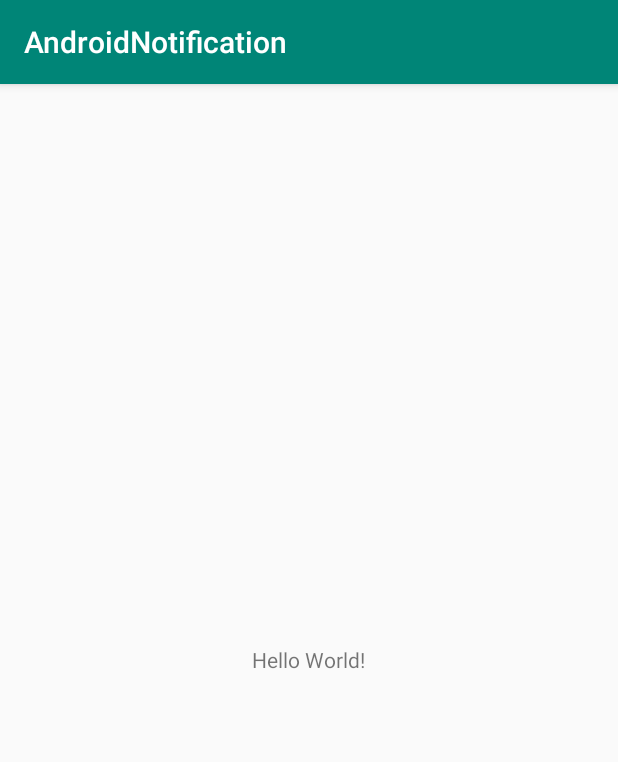
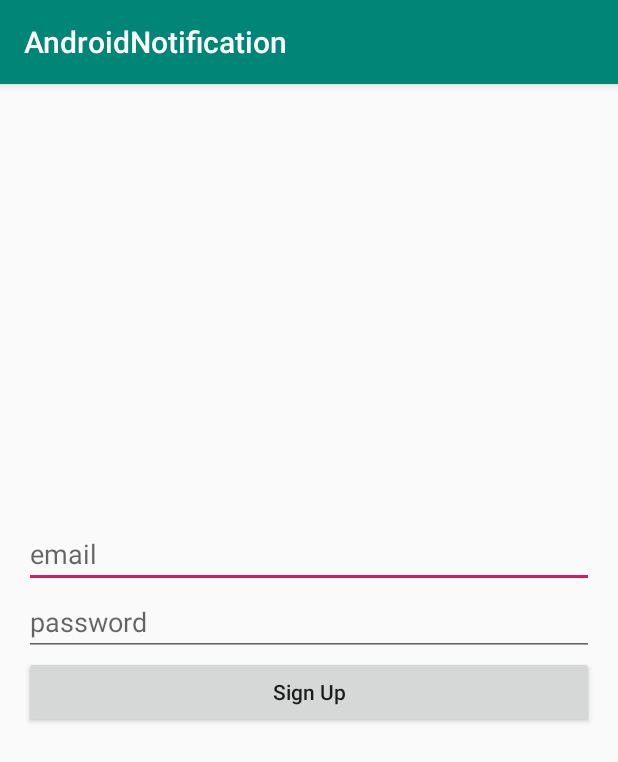
Before and after one commit to MkItSimple/AndroidNotification, an Android app: the screen it shows after launch (MainActivity), on a phone screen of 412 x 824 dp. Shown: the top 762 px of the screen. Run offline under Robolectric (Android 15) with nearby library versions, the phone set to English and light mode, and no system bars; our stand-ins replace Firebase (no records; nobody signed in at launch, a user with empty details on screens opened directly); 1 statement that could not run was skipped.

```diff
--- a/app/build.gradle
+++ b/app/build.gradle
@@ -22,13 +22,14 @@ android {
 
 dependencies {
     def firebase_messaging_version = '17.3.4'
-    //def firebase_auth_version = '16.0.4'
+    def firebase_auth_version = '16.0.5'
     //def firebase_database_version = '16.0.3'
 
     implementation fileTree(dir: 'libs', include: ['*.jar'])
     implementation 'androidx.appcompat:appcompat:1.1.0'
     implementation 'androidx.constraintlayout:constraintlayout:1.1.3'
     implementation "com.google.firebase:firebase-messaging:$firebase_messaging_version"
+    implementation "com.google.firebase:firebase-auth:$firebase_auth_version"
     testImplementation 'junit:junit:4.12'
     androidTestImplementation 'androidx.test.ext:junit:1.1.1'
     androidTestImplementation 'androidx.test.espresso:espresso-core:3.2.0'
--- a/app/src/main/AndroidManifest.xml
+++ b/app/src/main/AndroidManifest.xml
@@ -2,7 +2,6 @@
 <manifest xmlns:android="http://schemas.android.com/apk/res/android"
     xmlns:tools="http://schemas.android.com/tools"
     package="com.example.androidnotification">
-    <!-- Simplified Coding -->
 
     <application
         android:allowBackup="true"
@@ -12,6 +11,7 @@
         android:supportsRtl="true"
         android:theme="@style/AppTheme"
         tools:ignore="AllowBackup,GoogleAppIndexingWarning">
+        <activity android:name=".ProfileActivity"></activity>
         <activity android:name=".MainActivity">
             <intent-filter>
                 <action android:name="android.intent.action.MAIN" />
--- a/app/src/main/java/com/example/androidnotification/MainActivity.java
+++ b/app/src/main/java/com/example/androidnotification/MainActivity.java
@@ -7,13 +7,20 @@ import androidx.core.app.NotificationManagerCompat;
 
 import android.app.NotificationChannel;
 import android.app.NotificationManager;
+import android.content.Intent;
 import android.os.Build;
 import android.os.Bundle;
 import android.view.View;
+import android.widget.EditText;
+import android.widget.ProgressBar;
 import android.widget.TextView;
+import android.widget.Toast;
 
 import com.google.android.gms.tasks.OnCompleteListener;
 import com.google.android.gms.tasks.Task;
+import com.google.firebase.auth.AuthResult;
+import com.google.firebase.auth.FirebaseAuth;
+import com.google.firebase.auth.FirebaseAuthUserCollisionException;
 import com.google.firebase.iid.FirebaseInstanceId;
 import com.google.firebase.iid.InstanceIdResult;
 
@@ -27,12 +34,17 @@ public class MainActivity extends AppCompatActivity {
     private static final String CHANNEL_NAME = "Simplified Coding";
     private static final String CHANNEL_DESC = "Simplified Coding Notifications";
 
-    private TextView textView;
+    private EditText editTextEmail, editTextPassword;
+    private ProgressBar progressBar;
+
+    private FirebaseAuth mAuth;
 
     @Override
     protected void onCreate(Bundle savedInstanceState) {
         super.onCreate(savedInstanceState);
         setContentView(R.layout.activity_main);
+
+        mAuth = FirebaseAuth.getInstance();
 
         // if greater than or = to android Orio or android  8
         if (Build.VERSION.SDK_INT >= Build.VERSION_CODES.O){
@@ -42,7 +54,17 @@ public class MainActivity extends AppCompatActivity {
             manager.createNotificationChannel(channel);
         }
 
-        textView = findViewById(R.id.textViewToken);
+        progressBar = findViewById(R.id.progressbar);
+        progressBar.setVisibility(View.INVISIBLE);
+        editTextEmail = findViewById(R.id.editTextEmail);
+        editTextPassword = findViewById(R.id.editTextPassword);
+
+        findViewById(R.id.buttonSignUp).setOnClickListener(new View.OnClickListener() {
+            @Override
+            public void onClick(View v) {
+                createUser();
+            }
+        });
 
         FirebaseInstanceId.getInstance().getInstanceId()
                 .addOnCompleteListener(new OnCompleteListener<InstanceIdResult>() {
@@ -50,9 +72,74 @@ public class MainActivity extends AppCompatActivity {
                     public void onComplete(@NonNull Task<InstanceIdResult> task) {
                         if (task.isSuccessful()){
                             String token = task.getResult().getToken();
-                            textView.setText("Token: " + token);
                         }else{
-                            textView.setText(task.getException().getMessage());
+
+                        }
+                    }
+                });
+    }
+
+    private void createUser() {
+        final String email = editTextEmail.getText().toString().trim();
+        final String password = editTextEmail.getText().toString().trim();
+
+        if (email.isEmpty()) {
+            editTextEmail.setError("Email required");
+            editTextEmail.requestFocus();
+            return;
+        }
+
+        if (password.isEmpty()) {
+            editTextPassword.setError("Password required");
+            editTextPassword.requestFocus();
+            return;
+        }
+
+        if (password.length() < 6) {
+            editTextPassword.setError("Password should be atleast 6 char long");
+            editTextPassword.requestFocus();
+            return;
+        }
+
+        progressBar.setVisibility(View.VISIBLE);
+        mAuth.createUserWithEmailAndPassword(email, password)
+                .addOnCompleteListener(new OnCompleteListener<AuthResult>() {
+                    @Override
+                    public void onComplete(@NonNull Task<AuthResult> task) {
+
+                        if (task.isSuccessful()) {
+                            startProfileActivity();
+                        } else {
+                            // if already exist in database then login the user
+                            if (task.getException() instanceof FirebaseAuthUserCollisionException) {
+                                userLogin(email, password);
+                            } else {
+                                progressBar.setVisibility(View.INVISIBLE);
+                                Toast.makeText(MainActivity.this, task.getException().getMessage(), Toast.LENGTH_LONG).show();
+                            }
+                        }
+
+                    }
+                });
+    }
+
+    private void startProfileActivity() {
+        Intent intent = new Intent(this, ProfileActivity.class);
+        intent.addFlags(Intent.FLAG_ACTIVITY_NEW_TASK | Intent.FLAG_ACTIVITY_CLEAR_TASK);
+        startActivity(intent);
+    }
+
+    private void userLogin(String email, String password) {
+
+        mAuth.signInWithEmailAndPassword(email, password)
+                .addOnCompleteListener(new OnCompleteListener<AuthResult>() {
+                    @Override
+                    public void onComplete(@NonNull Task<AuthResult> task) {
+                        if (task.isSuccessful()) {
+                            startProfileActivity();
+                        } else {
+                            progressBar.setVisibility(View.INVISIBLE);
+                            Toast.makeText(MainActivity.this, task.getException().getMessage(), Toast.LENGTH_LONG).show();
                         }
                     }
                 });
--- a/app/src/main/res/layout/activity_main.xml
+++ b/app/src/main/res/layout/activity_main.xml
@@ -5,12 +5,42 @@
     android:layout_height="match_parent"
     tools:context=".MainActivity">
 
-    <TextView
-        android:id="@+id/textViewToken"
-        android:textAllCaps="false"
-        android:layout_width="wrap_content"
+    <LinearLayout
+        android:layout_width="match_parent"
         android:layout_height="wrap_content"
-        android:text="Hello World!"
-        android:layout_centerInParent="true" />
+        android:layout_centerInParent="true"
+        android:orientation="vertical"
+        android:padding="16dp">
+
+        <EditText
+            android:id="@+id/editTextEmail"
+            android:layout_width="match_parent"
+            android:layout_height="wrap_content"
+            android:hint="email"
+            android:inputType="textEmailAddress" />
+
+
+        <EditText
+            android:id="@+id/editTextPassword"
+            android:layout_width="match_parent"
+            android:layout_height="wrap_content"
+            android:hint="password"
+            android:inputType="textPassword" />
+
+        <Button
+            android:id="@+id/buttonSignUp"
+            android:layout_width="match_parent"
+            android:layout_height="wrap_content"
+            android:text="Sign Up"
+            android:textAllCaps="false" />
+
+        <ProgressBar
+
+            android:id="@+id/progressbar"
+            android:layout_width="wrap_content"
+            android:layout_height="wrap_content"
+            android:layout_gravity="center_horizontal" />
+
+    </LinearLayout>
 
 </RelativeLayout>
```
Also changed, not shown: app/src/main/java/com/example/androidnotification/ProfileActivity.java (added, +14 -0 lines), app/src/main/res/layout/activity_profile.xml (added, +9 -0 lines).
